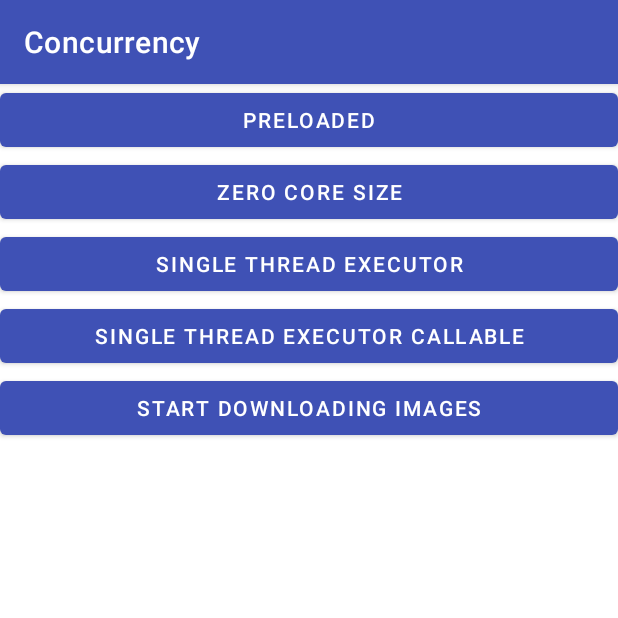
After one commit to stanbar/AndroidConcurrency, an Android app: the ExecutorActivity screen opened directly, with no data from a screen before it, on a phone screen of 412 x 824 dp, the top half of it. The commit adds this screen. Run offline under Robolectric (Android 15) with nearby library versions, the phone set to English and light mode, and no system bars; our stand-ins replace FlexboxLayout, Timber.

Commit message:
add executor activity
Took 1 hour 45 minutes

```diff
--- a/app/build.gradle.kts
+++ b/app/build.gradle.kts
@@ -25,7 +25,7 @@ android {
     }
     compileOptions {
         sourceCompatibility = JavaVersion.VERSION_1_8
-        setTargetCompatibility(JavaVersion.VERSION_1_8)
+        targetCompatibility = JavaVersion.VERSION_1_8
     }
 }
 dependencies {
@@ -38,6 +38,7 @@ dependencies {
     implementation("androidx.constraintlayout:constraintlayout:1.1.3")
     implementation("org.jetbrains.anko:anko:0.10.1")
     implementation("com.jakewharton.timber:timber:4.7.1")
+    implementation("com.google.android:flexbox:1.1.0")
 
     testImplementation("junit:junit:4.12")
     testImplementation("com.natpryce:hamkrest:1.7.0.0")
--- a/app/src/main/AndroidManifest.xml
+++ b/app/src/main/AndroidManifest.xml
@@ -13,7 +13,8 @@
         android:roundIcon="@mipmap/ic_launcher_round"
         android:supportsRtl="true"
         android:theme="@style/AppTheme">
-        <activity android:name=".looper.LooperActivity"></activity>
+        <activity android:name=".executor.ExecutorActivity"></activity>
+        <activity android:name=".looper.LooperActivity" />
         <activity android:name=".piping.PipeActivity" />
         <activity android:name=".superpi.SuperPiActivity" />
         <activity android:name=".threadsocket.LocalSocketActivity" />
--- /dev/null
+++ b/app/src/main/res/layout/activity_executor.xml
@@ -0,0 +1,47 @@
+<?xml version="1.0" encoding="utf-8"?>
+<LinearLayout xmlns:android="http://schemas.android.com/apk/res/android"
+    xmlns:app="http://schemas.android.com/apk/res-auto"
+    xmlns:tools="http://schemas.android.com/tools"
+    android:layout_width="match_parent"
+    android:layout_height="match_parent"
+    android:orientation="vertical"
+    tools:context=".executor.ExecutorActivity">
+
+    <Button
+        android:id="@+id/btnStartPreloaded"
+        android:layout_width="match_parent"
+        android:layout_height="wrap_content"
+        android:text="Preloaded" />
+
+    <Button
+        android:id="@+id/btnStartZeroCoreSize"
+        android:layout_width="match_parent"
+        android:layout_height="wrap_content"
+        android:text="Zero core size" />
+
+    <Button
+        android:id="@+id/btnStartSingleThreadExecutor"
+        android:layout_width="match_parent"
+        android:layout_height="wrap_content"
+        android:text="Single thread executor" />
+
+    <Button
+        android:id="@+id/btnStartSingleThreadExecutorCallable"
+        android:layout_width="match_parent"
+        android:layout_height="wrap_content"
+        android:text="Single thread executor callable" />
+
+    <Button
+        android:id="@+id/btnStartDownloadImages"
+        android:layout_width="match_parent"
+        android:layout_height="wrap_content"
+        android:text="Start downloading images" />
+
+    <com.google.android.flexbox.FlexboxLayout
+        android:id="@+id/imagesContainer"
+        android:layout_width="match_parent"
+        android:layout_height="wrap_content"
+        app:flexWrap="wrap">
+
+    </com.google.android.flexbox.FlexboxLayout>
+</LinearLayout>
```
Also changed, not shown: app/src/main/java/com/stasbar/concurrency/MainActivity.kt (+15 -6 lines), app/src/main/java/com/stasbar/concurrency/executor/ExecutorActivity.kt (added, +174 -0 lines), app/src/main/java/com/stasbar/concurrency/executor/SerialExecutor.kt (added, +33 -0 lines), app/src/main/java/com/stasbar/concurrency/executor/TaskTrackingThreadPool.kt (added, +27 -0 lines), app/src/main/res/layout/activity_main.xml (+14 -0 lines).
